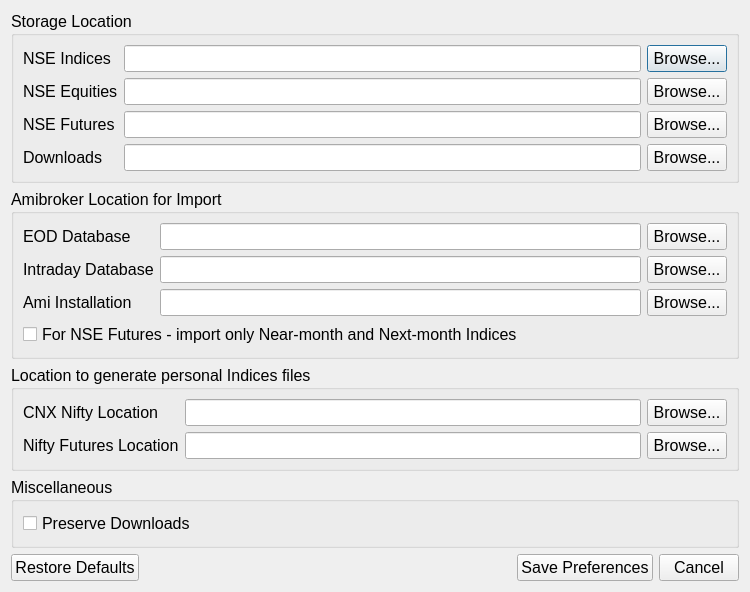
Qt form ui_design/Preferences_design.ui (codeaditya/boring_gorilla) before a commit.
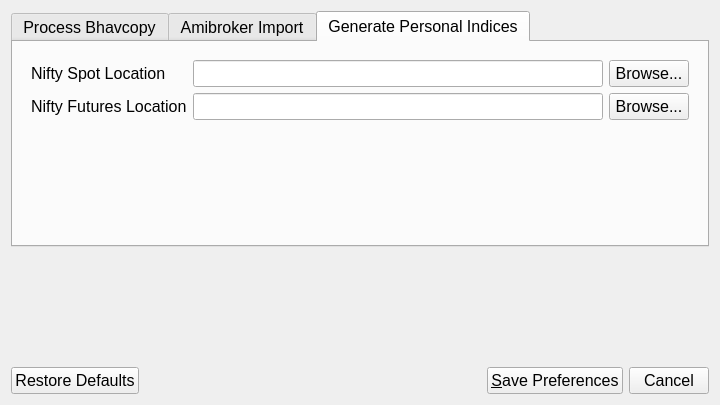
The same form after that commit. The open tabs and pages were chosen to show the change.

Commit message: edit the ui for preferences dialog to separate the configs to different tabs

The edit to the form file:
```diff
--- a/ui_design/Preferences_design.ui
+++ b/ui_design/Preferences_design.ui
@@ -6,8 +6,8 @@
    <rect>
     <x>0</x>
     <y>0</y>
-    <width>750</width>
-    <height>560</height>
+    <width>720</width>
+    <height>405</height>
    </rect>
   </property>
   <property name="font">
@@ -19,12 +19,19 @@
   <property name="windowTitle">
    <string>Preferences</string>
   </property>
-  <layout class="QGridLayout" name="gridLayout_4">
+  <layout class="QGridLayout" name="gridLayout_7">
    <item row="0" column="0">
-    <widget class="QGroupBox" name="process_location_prefs">
-     <property name="title">
-      <string>Storage Location</string>
+    <widget class="QTabWidget" name="tabWidget">
+     <property name="currentIndex">
+      <number>0</number>
      </property>
+     <widget class="QWidget" name="tab">
+      <attribute name="title">
+       <string>Process Bhavcopy</string>
+      </attribute>
+      <layout class="QGridLayout" name="gridLayout_6">
+       <item row="0" column="0">
+        <widget class="QFrame" name="process_location_prefs">
      <layout class="QGridLayout" name="gridLayout">
       <item row="0" column="0">
        <widget class="QLabel" name="label">
@@ -98,10 +105,21 @@
     </widget>
    </item>
    <item row="1" column="0">
-    <widget class="QGroupBox" name="ami_location_prefs">
-     <property name="title">
-      <string>Amibroker Location for Import</string>
-     </property>
+        <widget class="QCheckBox" name="preserve_downloads">
+         <property name="text">
+          <string>Preserve Downloads</string>
+         </property>
+        </widget>
+       </item>
+      </layout>
+     </widget>
+     <widget class="QWidget" name="tab_2">
+      <attribute name="title">
+       <string>Amibroker Import</string>
+      </attribute>
+      <layout class="QGridLayout" name="gridLayout_3">
+       <item row="0" column="0">
+        <widget class="QFrame" name="ami_location_prefs">
      <layout class="QGridLayout" name="gridLayout_2">
       <item row="0" column="0">
        <widget class="QLabel" name="label_5">
@@ -154,37 +172,107 @@
         </property>
        </widget>
       </item>
-      <item row="3" column="0" colspan="3">
-       <layout class="QHBoxLayout" name="horizontalLayout_2">
-        <item>
+         </layout>
+        </widget>
+       </item>
+       <item row="1" column="0">
          <widget class="QCheckBox" name="import_selected_nse_futures">
           <property name="text">
            <string>For NSE Futures - import only Near-month and Next-month Indices</string>
           </property>
          </widget>
         </item>
-       </layout>
+       <item row="2" column="0">
+        <spacer name="verticalSpacer_3">
+         <property name="orientation">
+          <enum>Qt::Vertical</enum>
+         </property>
+         <property name="sizeHint" stdset="0">
+          <size>
+           <width>20</width>
+           <height>41</height>
+          </size>
+         </property>
+        </spacer>
       </item>
      </layout>
     </widget>
-   </item>
-   <item row="3" column="0">
-    <widget class="QGroupBox" name="miscellaneous_prefs">
-     <property name="title">
-      <string>Miscellaneous</string>
-     </property>
-     <layout class="QGridLayout" name="gridLayout_3">
-      <item row="0" column="0">
-       <widget class="QCheckBox" name="preserve_downloads">
+     <widget class="QWidget" name="tab_3">
+      <attribute name="title">
+       <string>Generate Personal Indices</string>
+      </attribute>
+      <layout class="QGridLayout" name="gridLayout_4">
+       <item row="0" column="0">
+        <widget class="QFrame" name="generate_indices_prefs">
+         <layout class="QGridLayout" name="gridLayout_5">
+          <item row="0" column="0">
+           <widget class="QLabel" name="label_8">
+            <property name="text">
+             <string>Nifty Spot Location</string>
+            </property>
+           </widget>
+          </item>
+          <item row="0" column="1">
+           <widget class="QLineEdit" name="personal_nifty_index_file"/>
+          </item>
+          <item row="0" column="2">
+           <widget class="QPushButton" name="browse_personal_nifty_index">
+            <property name="text">
+             <string>Browse...</string>
+            </property>
+           </widget>
+          </item>
+          <item row="1" column="0">
+           <widget class="QLabel" name="label_9">
         <property name="text">
-         <string>Preserve Downloads</string>
+             <string>Nifty Futures Location</string>
         </property>
        </widget>
       </item>
+          <item row="1" column="1">
+           <widget class="QLineEdit" name="personal_nifty_futures_file"/>
+          </item>
+          <item row="1" column="2">
+           <widget class="QPushButton" name="browse_personal_nifty_futures">
+            <property name="text">
+             <string>Browse...</string>
+            </property>
+           </widget>
+          </item>
      </layout>
     </widget>
    </item>
-   <item row="4" column="0">
+       <item row="1" column="0">
+        <spacer name="verticalSpacer_2">
+         <property name="orientation">
+          <enum>Qt::Vertical</enum>
+         </property>
+         <property name="sizeHint" stdset="0">
+          <size>
+           <width>20</width>
+           <height>103</height>
+          </size>
+         </property>
+        </spacer>
+       </item>
+      </layout>
+     </widget>
+    </widget>
+   </item>
+   <item row="1" column="0">
+    <spacer name="verticalSpacer">
+     <property name="orientation">
+      <enum>Qt::Vertical</enum>
+     </property>
+     <property name="sizeHint" stdset="0">
+      <size>
+       <width>20</width>
+       <height>103</height>
+      </size>
+     </property>
+    </spacer>
+   </item>
+   <item row="2" column="0">
     <layout class="QHBoxLayout" name="horizontalLayout">
      <item>
       <widget class="QPushButton" name="restore_default_preferences">
@@ -209,7 +297,10 @@
      <item>
       <widget class="QPushButton" name="save_preferences">
        <property name="text">
-        <string>Save Preferences</string>
+        <string>&amp;Save Preferences</string>
+       </property>
+       <property name="shortcut">
+        <string>Alt+S</string>
        </property>
       </widget>
      </item>
@@ -222,49 +313,6 @@
      </item>
     </layout>
    </item>
-   <item row="2" column="0">
-    <widget class="QGroupBox" name="generate_indices_prefs">
-     <property name="title">
-      <string>Location to generate personal Indices files</string>
-     </property>
-     <layout class="QGridLayout" name="gridLayout_5">
-      <item row="0" column="0">
-       <widget class="QLabel" name="label_8">
-        <property name="text">
-         <string>CNX Nifty Location</string>
-        </property>
-       </widget>
-      </item>
-      <item row="0" column="1">
-       <widget class="QLineEdit" name="personal_nifty_index_file"/>
-      </item>
-      <item row="0" column="2">
-       <widget class="QPushButton" name="browse_personal_nifty_index">
-        <property name="text">
-         <string>Browse...</string>
-        </property>
-       </widget>
-      </item>
-      <item row="1" column="0">
-       <widget class="QLabel" name="label_9">
-        <property name="text">
-         <string>Nifty Futures Location</string>
-        </property>
-       </widget>
-      </item>
-      <item row="1" column="1">
-       <widget class="QLineEdit" name="personal_nifty_futures_file"/>
-      </item>
-      <item row="1" column="2">
-       <widget class="QPushButton" name="browse_personal_nifty_futures">
-        <property name="text">
-         <string>Browse...</string>
-        </property>
-       </widget>
-      </item>
-     </layout>
-    </widget>
-   </item>
   </layout>
  </widget>
  <tabstops>
```
Left out of the diff: 5 changed lines with no effect on the pictures. Lines whose indentation alone changed are shown as unchanged. The commit also changes 1 other file.
